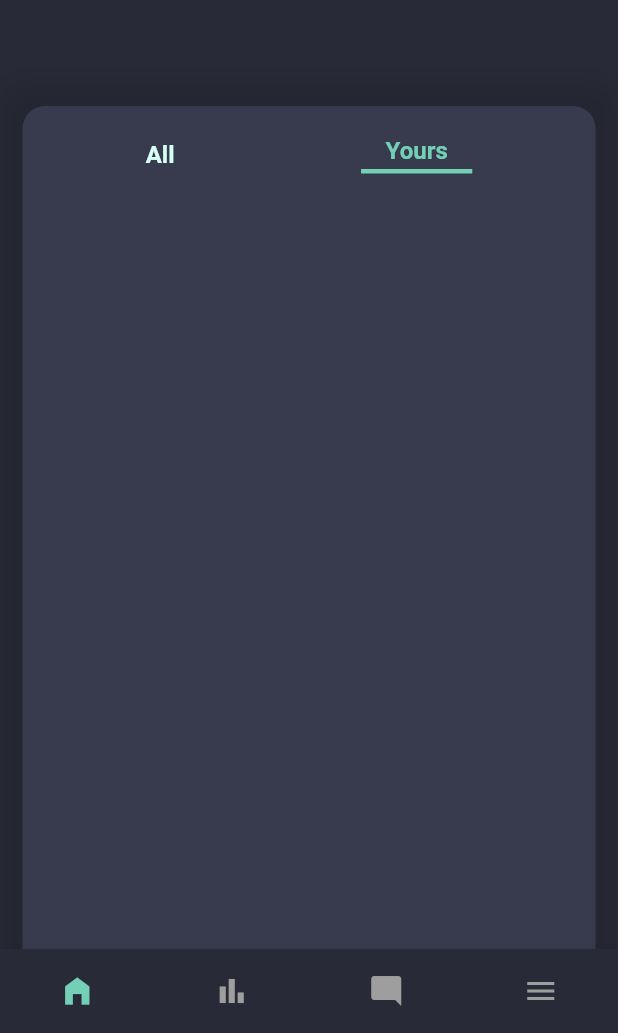
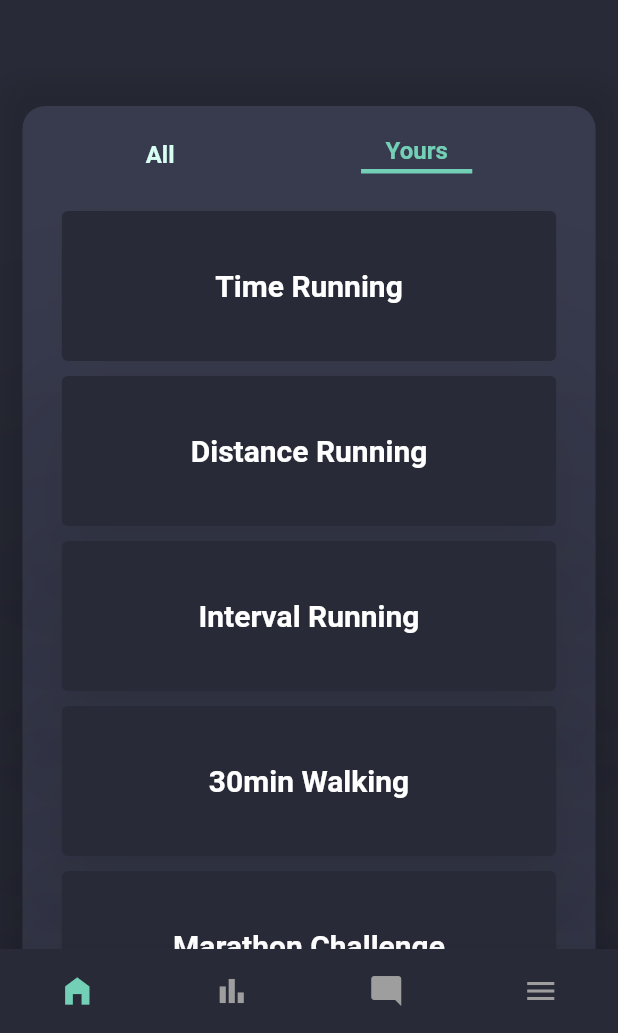
Before and after one commit to CHOSION/runiverse, a Flutter app: the Programs screen opened directly, on a phone screen of 412 x 824 dp, the part 203-1236 px from its top. Run offline on Flutter 3.47's test engine with Material 2 defaults, Android fonts, the phone set to English and light mode, and no system bars; our stand-ins replace animated_splash_screen, page_transition.

Commit message:
220528_2
programs.dart
ElevatedButton
need to scroll and replace it

```diff
--- a/lib/running/programs.dart
+++ b/lib/running/programs.dart
@@ -9,6 +9,7 @@ class Programs extends StatefulWidget {
 }
 
 class _ProgramsState extends State<Programs> {
+
   bool isYourPrograms = true;
 
   @override
@@ -187,8 +188,70 @@ class _ProgramsState extends State<Programs> {
 
                   // Programs
                   Container(
-
-                  )
+                    margin: EdgeInsets.only(top: 25),
+                    child: ElevatedButton(
+                      child: Text("Time Running",style: TextStyle(fontSize: 20, fontWeight: FontWeight.bold),),
+                      onPressed: (){},
+                      style: ButtonStyle(
+                          minimumSize: MaterialStateProperty.all<Size>(Size(width*0.8,100)),
+                          backgroundColor: MaterialStateProperty.all<Color>(Palette.backgroundDarkColor),
+                          elevation: MaterialStateProperty.all(70),
+                          padding: MaterialStateProperty.all(EdgeInsets.all(30))
+                      ),
+                    ),
+                  ),
+                  Container(
+                    margin: EdgeInsets.only(top: 10),
+                    child: ElevatedButton(
+                      child: Text("Distance Running",style: TextStyle(fontSize: 20, fontWeight: FontWeight.bold),),
+                      onPressed: (){},
+                      style: ButtonStyle(
+                          minimumSize: MaterialStateProperty.all<Size>(Size(width*0.8,100)),
+                          backgroundColor: MaterialStateProperty.all<Color>(Palette.backgroundDarkColor),
+                          elevation: MaterialStateProperty.all(70),
+                          padding: MaterialStateProperty.all(EdgeInsets.all(30))
+                      ),
+                    ),
+                  ),
+                  Container(
+                    margin: EdgeInsets.only(top: 10),
+                    child: ElevatedButton(
+                      child: Text("Interval Running",style: TextStyle(fontSize: 20, fontWeight: FontWeight.bold),),
+                      onPressed: (){},
+                      style: ButtonStyle(
+                          minimumSize: MaterialStateProperty.all<Size>(Size(width*0.8,100)),
+                          backgroundColor: MaterialStateProperty.all<Color>(Palette.backgroundDarkColor),
+                          elevation: MaterialStateProperty.all(70),
+                          padding: MaterialStateProperty.all(EdgeInsets.all(30))
+                      ),
+                    ),
+                  ),
+                  Container(
+                    margin: EdgeInsets.only(top: 10),
+                    child: ElevatedButton(
+                      child: Text("30min Walking",style: TextStyle(fontSize: 20, fontWeight: FontWeight.bold),),
+                      onPressed: (){},
+                      style: ButtonStyle(
+                          minimumSize: MaterialStateProperty.all<Size>(Size(width*0.8,100)),
+                          backgroundColor: MaterialStateProperty.all<Color>(Palette.backgroundDarkColor),
+                          elevation: MaterialStateProperty.all(70),
+                          padding: MaterialStateProperty.all(EdgeInsets.all(30))
+                      ),
+                    ),
+                  ),
+                  Container(
+                    margin: EdgeInsets.only(top: 10),
+                    child: ElevatedButton(
+                      child: Text("Marathon Challenge",style: TextStyle(fontSize: 20, fontWeight: FontWeight.bold),),
+                      onPressed: (){},
+                      style: ButtonStyle(
+                          minimumSize: MaterialStateProperty.all<Size>(Size(width*0.8,100)),
+                          backgroundColor: MaterialStateProperty.all<Color>(Palette.backgroundDarkColor),
+                          elevation: MaterialStateProperty.all(70),
+                          padding: MaterialStateProperty.all(EdgeInsets.all(30))
+                      ),
+                    ),
+                  ),
                 ],
               ),
             ),
```
